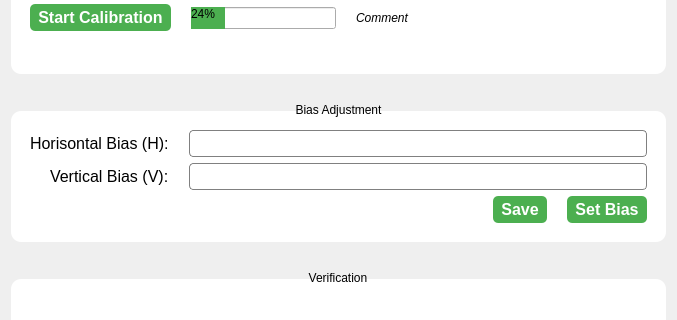
Misha-Suvorov/VIDEO_GUI, file biascalibration.ui: the form before one commit; both pictures show x 0 to 677 and y 227 to 547 of the 677 by 628 pixel window.
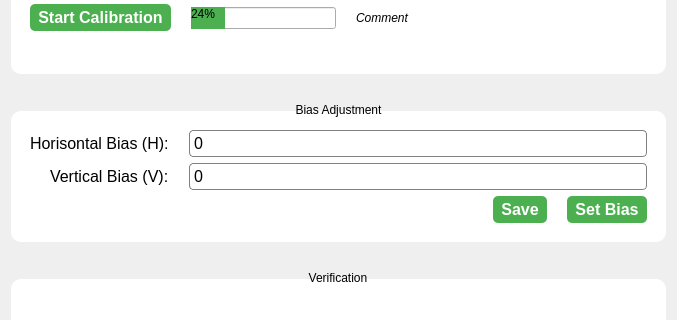
The form after the commit.

What changed in the file:
```diff
--- a/biascalibration.ui
+++ b/biascalibration.ui
@@ -260,8 +260,11 @@
     padding: 2px;
 }</string>
           </property>
+          <property name="text">
+           <string>0</string>
+          </property>
           <property name="readOnly">
-           <bool>true</bool>
+           <bool>false</bool>
           </property>
          </widget>
         </item>
@@ -291,8 +294,11 @@
     padding: 2px;
 }</string>
           </property>
+          <property name="text">
+           <string>0</string>
+          </property>
           <property name="readOnly">
-           <bool>true</bool>
+           <bool>false</bool>
           </property>
          </widget>
         </item>
```
